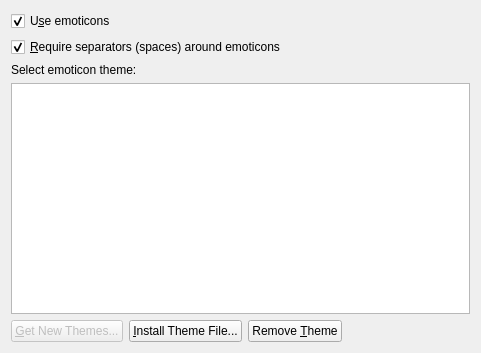
First picture: the form in kopete/config/chatwindow/chatwindowconfig_emoticons.ui, repository KDE/kopete, before the edit.
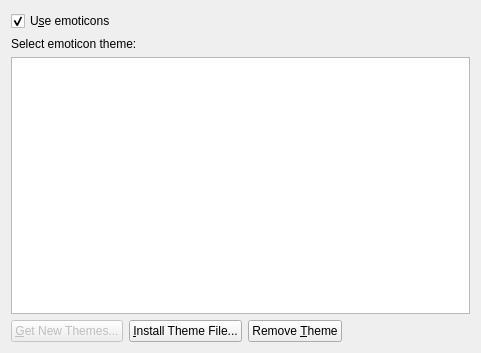
Second picture: the form after the edit.

The edit to the form file:
```diff
--- a/kopete/config/chatwindow/chatwindowconfig_emoticons.ui
+++ b/kopete/config/chatwindow/chatwindowconfig_emoticons.ui
@@ -30,25 +30,6 @@
     </widget>
    </item>
    <item row="1" column="0" colspan="4" >
-    <widget class="QCheckBox" name="kcfg_emoticonsRequireSpace" >
-     <property name="sizePolicy" >
-      <sizepolicy vsizetype="Fixed" hsizetype="Preferred" >
-       <horstretch>0</horstretch>
-       <verstretch>0</verstretch>
-      </sizepolicy>
-     </property>
-     <property name="whatsThis" >
-      <string>If this is checked, only emoticons that are separated from the text by spaces will be shown as images.</string>
-     </property>
-     <property name="text" >
-      <string>&amp;Require separators (spaces) around emoticons</string>
-     </property>
-     <property name="checked" >
-      <bool>true</bool>
-     </property>
-    </widget>
-   </item>
-   <item row="2" column="0" colspan="4" >
     <widget class="QLabel" name="textLabel1" >
      <property name="sizePolicy" >
       <sizepolicy vsizetype="Fixed" hsizetype="Preferred" >
@@ -64,14 +45,14 @@
      </property>
     </widget>
    </item>
-   <item row="3" column="0" colspan="4" >
+   <item row="2" column="0" colspan="4" >
     <widget class="QListWidget" name="icon_theme_list" >
      <property name="alternatingRowColors" >
       <bool>true</bool>
      </property>
     </widget>
    </item>
-   <item row="4" column="0" >
+   <item row="3" column="0" >
     <widget class="QPushButton" name="btnGetThemes" >
      <property name="enabled" >
       <bool>false</bool>
@@ -90,7 +71,7 @@
      </property>
     </widget>
    </item>
-   <item row="4" column="1" >
+   <item row="3" column="1" >
     <widget class="QPushButton" name="btnInstallTheme" >
      <property name="sizePolicy" >
       <sizepolicy vsizetype="Fixed" hsizetype="Maximum" >
@@ -103,7 +84,7 @@
      </property>
     </widget>
    </item>
-   <item row="4" column="2" >
+   <item row="3" column="2" >
     <widget class="QPushButton" name="btnRemoveTheme" >
      <property name="sizePolicy" >
       <sizepolicy vsizetype="Fixed" hsizetype="Maximum" >
@@ -116,7 +97,7 @@
      </property>
     </widget>
    </item>
-   <item row="4" column="3" >
+   <item row="3" column="3" >
     <spacer>
      <property name="orientation" >
       <enum>Qt::Horizontal</enum>
@@ -124,7 +105,7 @@
      <property name="sizeType" >
       <enum>QSizePolicy::Preferred</enum>
      </property>
-     <property name="sizeHint" >
+     <property name="sizeHint" stdset="0" >
       <size>
        <width>31</width>
        <height>20</height>
```
Left out of the diff: 16 changed lines with no effect on the pictures.
